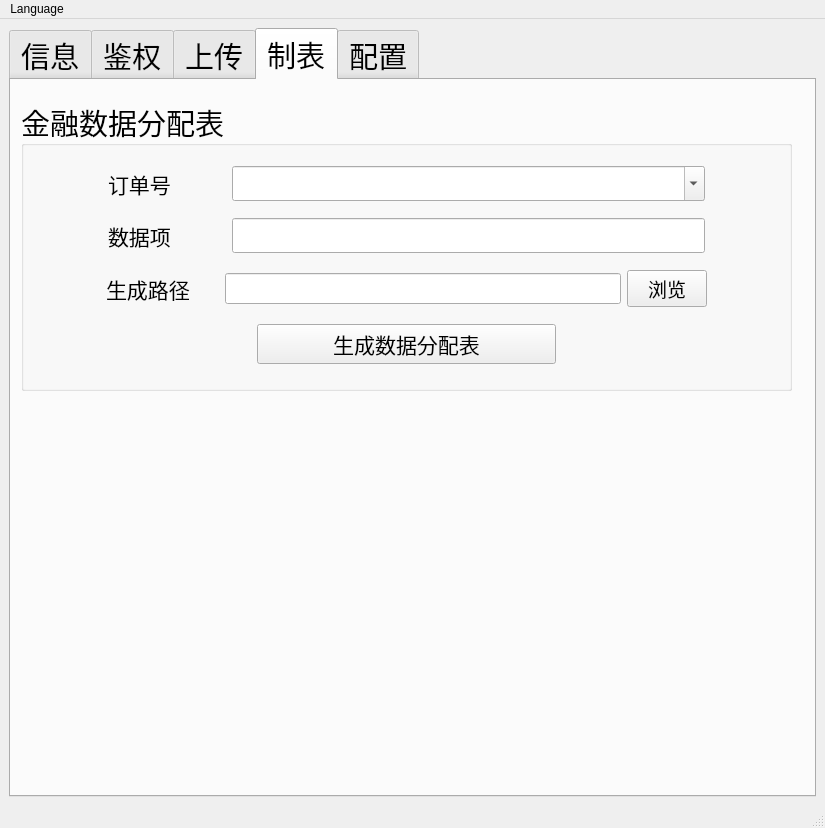
The window that res/ui/main_window.ui (zelviner/DataHandler) describes before a commit, drawn with Qt 5.
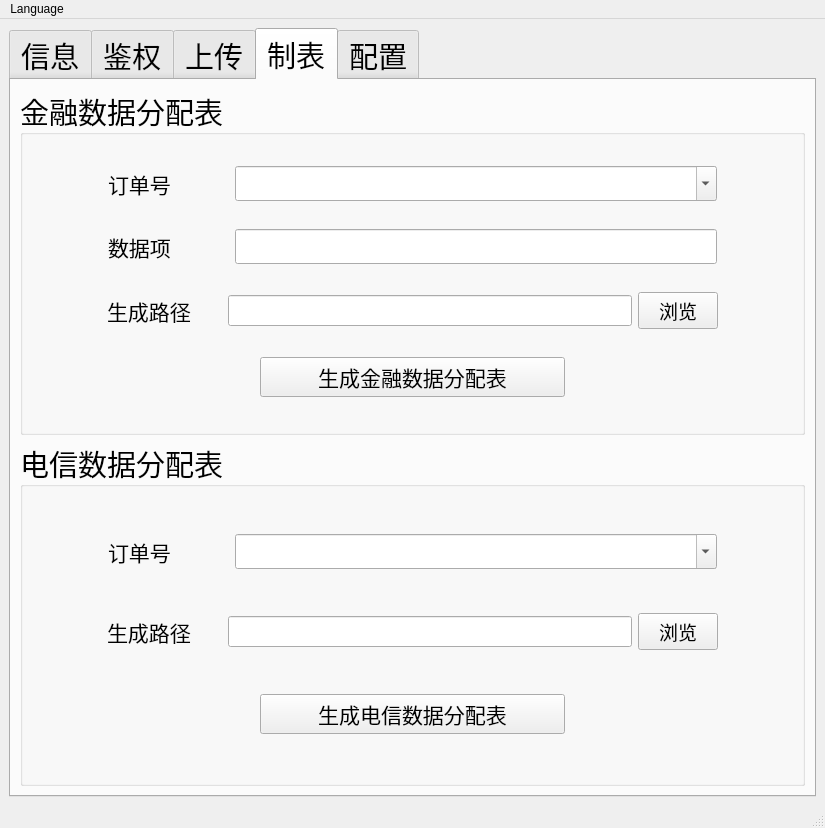
The same window after the commit. The open tabs and pages were chosen to show the change.

Commit message: Refactor MainWindow and Tabulation for Finance and Telecom Data Handling

```diff
--- a/res/ui/main_window.ui
+++ b/res/ui/main_window.ui
@@ -1212,15 +1212,9 @@
        <attribute name="title">
         <string>制表</string>
        </attribute>
+       <layout class="QVBoxLayout" name="verticalLayout_17">
+        <item>
        <widget class="QGroupBox" name="groupBox_2">
-        <property name="geometry">
-         <rect>
-          <x>10</x>
-          <y>20</y>
-          <width>771</width>
-          <height>291</height>
-         </rect>
-        </property>
         <property name="title">
          <string>金融数据分配表</string>
         </property>
@@ -1436,7 +1430,7 @@
               </font>
              </property>
              <property name="text">
-              <string>生成数据分配表</string>
+                <string>生成金融数据分配表</string>
              </property>
              <property name="iconSize">
               <size>
@@ -1463,6 +1457,196 @@
          </item>
         </layout>
        </widget>
+        </item>
+        <item>
+         <widget class="QGroupBox" name="groupBox_5">
+          <property name="title">
+           <string>电信数据分配表</string>
+          </property>
+          <layout class="QVBoxLayout" name="verticalLayout_16">
+           <item>
+            <layout class="QHBoxLayout" name="horizontalLayout_64" stretch="1,8,1">
+             <item>
+              <spacer name="horizontalSpacer_51">
+               <property name="orientation">
+                <enum>Qt::Horizontal</enum>
+               </property>
+               <property name="sizeHint" stdset="0">
+                <size>
+                 <width>40</width>
+                 <height>20</height>
+                </size>
+               </property>
+              </spacer>
+             </item>
+             <item>
+              <layout class="QHBoxLayout" name="horizontalLayout_65" stretch="2,8">
+               <item>
+                <widget class="QLabel" name="label_23">
+                 <property name="font">
+                  <font>
+                   <family>微软雅黑</family>
+                   <pointsize>16</pointsize>
+                  </font>
+                 </property>
+                 <property name="text">
+                  <string>订单号</string>
+                 </property>
+                </widget>
+               </item>
+               <item>
+                <widget class="QComboBox" name="telecom_order_combo_box">
+                 <property name="font">
+                  <font>
+                   <family>微软雅黑</family>
+                   <pointsize>14</pointsize>
+                  </font>
+                 </property>
+                 <property name="editable">
+                  <bool>true</bool>
+                 </property>
+                </widget>
+               </item>
+              </layout>
+             </item>
+             <item>
+              <spacer name="horizontalSpacer_52">
+               <property name="orientation">
+                <enum>Qt::Horizontal</enum>
+               </property>
+               <property name="sizeHint" stdset="0">
+                <size>
+                 <width>40</width>
+                 <height>20</height>
+                </size>
+               </property>
+              </spacer>
+             </item>
+            </layout>
+           </item>
+           <item>
+            <layout class="QHBoxLayout" name="horizontalLayout_68" stretch="1,7,1,1">
+             <item>
+              <spacer name="horizontalSpacer_55">
+               <property name="orientation">
+                <enum>Qt::Horizontal</enum>
+               </property>
+               <property name="sizeHint" stdset="0">
+                <size>
+                 <width>40</width>
+                 <height>20</height>
+                </size>
+               </property>
+              </spacer>
+             </item>
+             <item>
+              <layout class="QHBoxLayout" name="horizontalLayout_69" stretch="2,7">
+               <item>
+                <widget class="QLabel" name="label_25">
+                 <property name="font">
+                  <font>
+                   <family>微软雅黑</family>
+                   <pointsize>16</pointsize>
+                  </font>
+                 </property>
+                 <property name="text">
+                  <string>生成路径</string>
+                 </property>
+                </widget>
+               </item>
+               <item>
+                <widget class="QLineEdit" name="telecom_generate_path_line">
+                 <property name="font">
+                  <font>
+                   <family>微软雅黑</family>
+                   <pointsize>12</pointsize>
+                  </font>
+                 </property>
+                </widget>
+               </item>
+              </layout>
+             </item>
+             <item>
+              <widget class="QPushButton" name="telecom_select_generate_file_ptn">
+               <property name="font">
+                <font>
+                 <family>微软雅黑</family>
+                 <pointsize>14</pointsize>
+                </font>
+               </property>
+               <property name="text">
+                <string>浏览</string>
+               </property>
+              </widget>
+             </item>
+             <item>
+              <spacer name="horizontalSpacer_56">
+               <property name="orientation">
+                <enum>Qt::Horizontal</enum>
+               </property>
+               <property name="sizeHint" stdset="0">
+                <size>
+                 <width>40</width>
+                 <height>20</height>
+                </size>
+               </property>
+              </spacer>
+             </item>
+            </layout>
+           </item>
+           <item>
+            <layout class="QHBoxLayout" name="horizontalLayout_70" stretch="3,4,3">
+             <item>
+              <spacer name="horizontalSpacer_57">
+               <property name="orientation">
+                <enum>Qt::Horizontal</enum>
+               </property>
+               <property name="sizeHint" stdset="0">
+                <size>
+                 <width>40</width>
+                 <height>20</height>
+                </size>
+               </property>
+              </spacer>
+             </item>
+             <item>
+              <widget class="QPushButton" name="telecom_generating_ptn">
+               <property name="font">
+                <font>
+                 <family>微软雅黑</family>
+                 <pointsize>16</pointsize>
+                </font>
+               </property>
+               <property name="text">
+                <string>生成电信数据分配表</string>
+               </property>
+               <property name="iconSize">
+                <size>
+                 <width>8</width>
+                 <height>8</height>
+                </size>
+               </property>
+              </widget>
+             </item>
+             <item>
+              <spacer name="horizontalSpacer_58">
+               <property name="orientation">
+                <enum>Qt::Horizontal</enum>
+               </property>
+               <property name="sizeHint" stdset="0">
+                <size>
+                 <width>40</width>
+                 <height>20</height>
+                </size>
+               </property>
+              </spacer>
+             </item>
+            </layout>
+           </item>
+          </layout>
+         </widget>
+        </item>
+       </layout>
       </widget>
       <widget class="QWidget" name="tab_3">
        <attribute name="title">
```
Left out of the diff: 16 changed lines with no effect on the pictures. Lines whose indentation alone changed are shown as unchanged. The commit also changes 11 other files.
